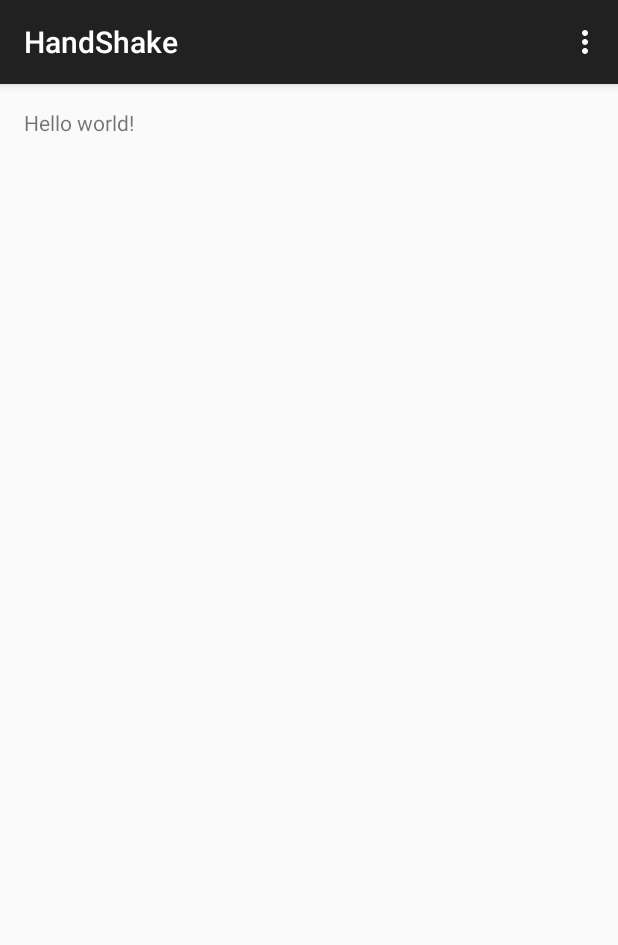
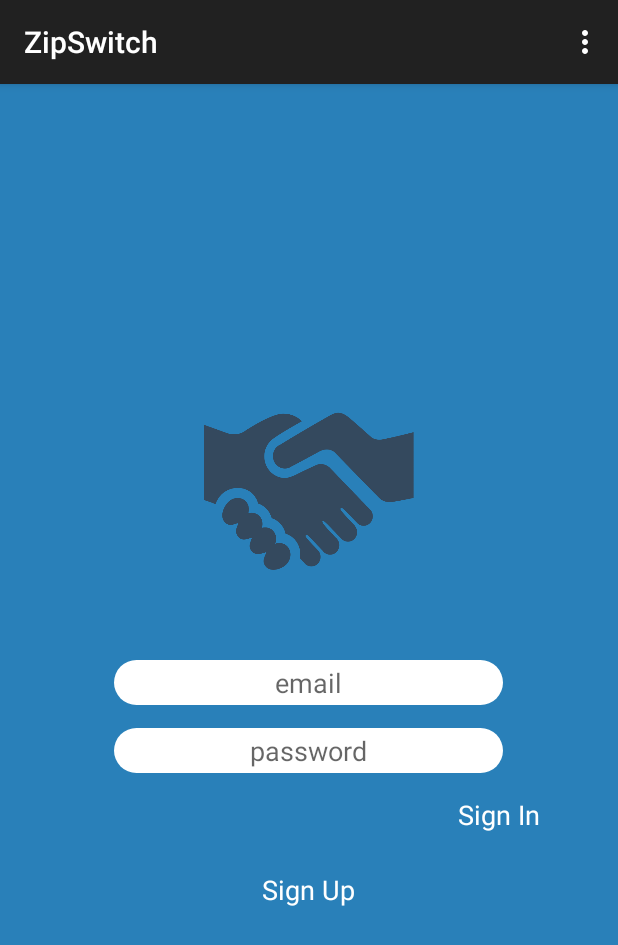
Before and after one commit to moosingin3space/HandShake, an Android app: the screen it shows after launch (MainActivity), on a phone screen of 412 x 824 dp. Shown: the top 945 px of the screen. Run offline under Robolectric (Android 15) with nearby library versions, the phone set to English and light mode, and no system bars; 3 statements that could not run were skipped.

Commit message:
actually pushing the app now lol

```diff
--- a/app/build.gradle
+++ b/app/build.gradle
@@ -1,7 +1,7 @@
 apply plugin: 'com.android.application'
 
 android {
-    compileSdkVersion 18
+    compileSdkVersion 21
     buildToolsVersion "21.1.2"
 
     defaultConfig {
--- a/app/src/main/java/me/handshake/handshake/MainActivity.java
+++ b/app/src/main/java/me/handshake/handshake/MainActivity.java
@@ -1,17 +1,42 @@
 package me.handshake.handshake;
 
+import android.content.Intent;
 import android.support.v7.app.ActionBarActivity;
 import android.os.Bundle;
 import android.view.Menu;
 import android.view.MenuItem;
+import android.view.View;
+import android.widget.EditText;
+import android.widget.TextView;
+
+import com.parse.LogInCallback;
+import com.parse.ParseException;
+import com.parse.ParseUser;
 
 
-public class MainActivity extends ActionBarActivity {
+public class MainActivity extends ActionBarActivity implements View.OnClickListener {
+
+    private TextView signInButton;
+    private TextView signUpButton;
+    private EditText emailField;
+    private EditText passwordField;
 
     @Override
     protected void onCreate(Bundle savedInstanceState) {
         super.onCreate(savedInstanceState);
+        if (ParseUser.getCurrentUser() != null) {
+            Intent intent = new Intent(this, WatchMonitorActivity.class);
+            startActivity(intent);
+            finishActivity(0);
+            return;
+        }
         setContentView(R.layout.activity_main);
+        signInButton = (TextView) findViewById(R.id.signInButton);
+        signUpButton = (TextView) findViewById(R.id.signUpButton);
+        emailField = (EditText) findViewById(R.id.emailText);
+        passwordField = (EditText) findViewById(R.id.passwordText);
+        signInButton.setOnClickListener(this);
+        signUpButton.setOnClickListener(this);
     }
 
 
@@ -36,4 +61,26 @@ public class MainActivity extends ActionBarActivity {
 
         return super.onOptionsItemSelected(item);
     }
+
+    @Override
+    public void onClick(View v) {
+        if (v == signInButton) {
+            ParseUser.logInInBackground(emailField.getText().toString(), passwordField.getText().toString(), new LogInCallback() {
+                @Override
+                public void done(ParseUser parseUser, ParseException e) {
+                    if (parseUser != null) {
+                        LogTools.debug("successful login");
+                        Intent intent = new Intent(MainActivity.this, WatchMonitorActivity.class);
+                        MainActivity.this.startActivity(intent);
+                    } else {
+                        LogTools.error("login failed " + e);
+                    }
+                }
+            });
+        } else {
+            // launch sign-up
+            Intent intent = new Intent(this, SignUpActivity.class);
+            startActivity(intent);
+        }
+    }
 }
--- /dev/null
+++ b/app/src/main/res/drawable-nodpi/rounded_edittext.xml
@@ -0,0 +1,11 @@
+<?xml version="1.0" encoding="utf-8"?>
+<!--  res/drawable/rounded_edittext.xml -->
+<shape xmlns:android="http://schemas.android.com/apk/res/android"
+    android:shape="rectangle" android:padding="10dp">
+    <solid android:color="#FFFFFF"/>
+    <corners
+        android:bottomRightRadius="15dp"
+        android:bottomLeftRadius="15dp"
+        android:topLeftRadius="15dp"
+        android:topRightRadius="15dp"/>
+</shape>
--- a/app/src/main/res/layout/activity_main.xml
+++ b/app/src/main/res/layout/activity_main.xml
@@ -1,11 +1,62 @@
-<RelativeLayout xmlns:android="http://schemas.android.com/apk/res/android"
-    xmlns:tools="http://schemas.android.com/tools" android:layout_width="match_parent"
-    android:layout_height="match_parent" android:paddingLeft="@dimen/activity_horizontal_margin"
-    android:paddingRight="@dimen/activity_horizontal_margin"
-    android:paddingTop="@dimen/activity_vertical_margin"
-    android:paddingBottom="@dimen/activity_vertical_margin" tools:context=".MainActivity">
+<LinearLayout xmlns:android="http://schemas.android.com/apk/res/android"
+        xmlns:tools="http://schemas.android.com/tools"
+    android:orientation="vertical"
+    android:layout_width="fill_parent"
+    android:layout_height="fill_parent"
+    android:layout_alignParentTop="true"
+    android:layout_alignParentStart="true"
+    android:background="#ff2980b9"
+    android:gravity="center">
 
-    <TextView android:text="@string/hello_world" android:layout_width="wrap_content"
-        android:layout_height="wrap_content" />
+    <ImageView
+        android:layout_width="140dp"
+        android:layout_height="105dp"
+        android:id="@+id/imageView"
+        android:layout_gravity="center_horizontal"
+        android:src="@drawable/zipswitch_no_font"
+        android:layout_marginBottom="60dp" />
 
-</RelativeLayout>
+    <EditText
+        android:layout_width="259dp"
+        android:layout_height="30dp"
+        android:inputType="textEmailAddress"
+        android:ems="10"
+        android:id="@+id/emailText"
+        android:autoText="false"
+        android:background="@drawable/rounded_edittext"
+        android:hint="email"
+        android:gravity="center_vertical|center_horizontal" />
+
+    <EditText
+        android:layout_width="259dp"
+        android:layout_height="30dp"
+        android:inputType="textPassword"
+        android:ems="10"
+        android:id="@+id/passwordText"
+        android:background="@drawable/rounded_edittext"
+        android:layout_marginTop="15dp"
+        android:hint="password"
+        android:gravity="center_vertical|center_horizontal" />
+
+    <TextView
+        android:layout_width="wrap_content"
+        android:layout_height="wrap_content"
+        android:textAppearance="?android:attr/textAppearanceMedium"
+        android:text="Sign In"
+        android:id="@+id/signInButton"
+        android:layout_gravity="right"
+        android:layout_marginRight="52dp"
+        android:layout_marginTop="15dp"
+        android:textColor="#ffffff" />
+
+    <TextView
+        android:layout_width="wrap_content"
+        android:layout_height="wrap_content"
+        android:textAppearance="?android:attr/textAppearanceMedium"
+        android:text="Sign Up"
+        android:id="@+id/signUpButton"
+        android:layout_gravity="center_horizontal"
+        android:textColor="#ffffff"
+        android:layout_marginTop="25dp" />
+
+</LinearLayout>
--- /dev/null
+++ b/app/src/main/res/layout/simple_text_view.xml
@@ -0,0 +1,6 @@
+<?xml version="1.0" encoding="utf-8"?>
+<TextView xmlns:android="http://schemas.android.com/apk/res/android"
+    android:layout_width="match_parent" android:layout_height="match_parent"
+    android:textColor="#ffffff">
+
+</TextView>
--- a/app/src/main/res/values/strings.xml
+++ b/app/src/main/res/values/strings.xml
@@ -1,6 +1,8 @@
 <resources>
-    <string name="app_name">HandShake</string>
+    <string name="app_name">ZipSwitch</string>
 
     <string name="hello_world">Hello world!</string>
     <string name="action_settings">Settings</string>
+    <string name="title_activity_sign_up">SignUpActivity</string>
+    <string name="title_activity_watch_monitor">ZipSwitch</string>
 </resources>
```
Also changed, not shown: app/src/main/AndroidManifest.xml (+21 -1 lines), app/src/main/java/me/handshake/handshake/ParseTools.java (+27 -12 lines), app/src/main/java/me/handshake/handshake/PebbleTools.java (+10 -1 lines), app/src/main/java/me/handshake/handshake/SignUpActivity.java (added, +81 -0 lines), app/src/main/java/me/handshake/handshake/WatchMonitorActivity.java (added, +56 -0 lines), app/src/main/res/layout/activity_sign_up.xml (added, +121 -0 lines), app/src/main/res/layout/activity_watch_monitor.xml (added, +26 -0 lines), app/src/main/res/menu/menu_sign_up.xml (added, +7 -0 lines), app/src/main/res/menu/menu_watch_monitor.xml (added, +7 -0 lines), app/src/main/res/drawable-nodpi/zipswitch_no_font.png (added), 1 other file.
